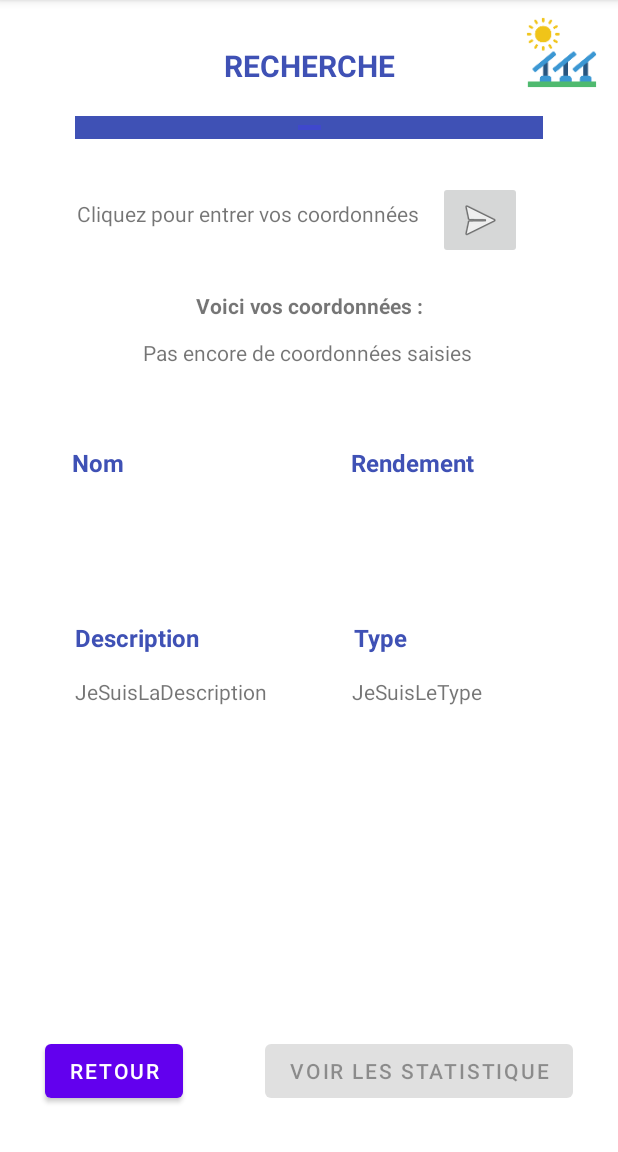
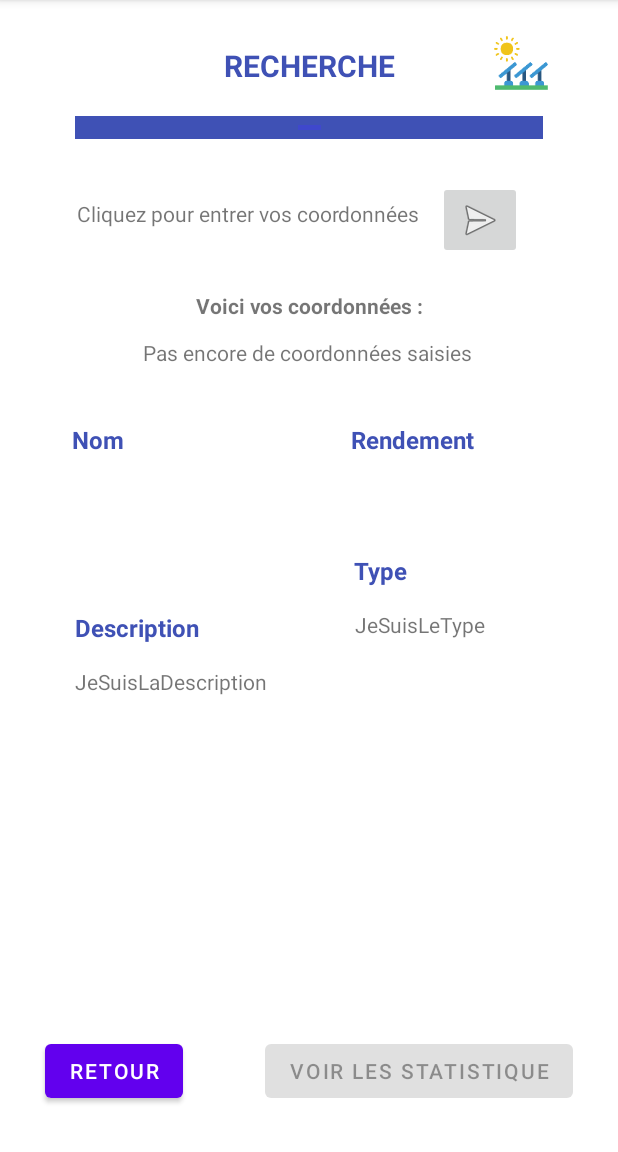
Before and after one commit to TeoAsseline/SolarSoluce, an Android app: the RechercheActivity screen opened directly, with no data from a screen before it, on a phone screen of 412 x 824 dp, the part 84-1236 px from its top. Run offline under Robolectric (Android 15) with nearby library versions, the phone set to English and light mode, and no system bars; 4 statements that could not run were skipped.

Commit message:
correction affichage

```diff
--- a/app/src/main/res/layout/recherchesolar.xml
+++ b/app/src/main/res/layout/recherchesolar.xml
@@ -9,7 +9,7 @@
         android:id="@+id/rendementdupanneau"
         android:layout_width="wrap_content"
         android:layout_height="wrap_content"
-        android:layout_marginTop="145dp"
+        android:layout_marginTop="130dp"
         android:layout_marginEnd="96dp"
         android:text="@string/rendement"
         android:textAlignment="textStart"
@@ -64,8 +64,8 @@
 
     <TextView
         android:id="@+id/affichenompanneau"
-        android:layout_width="wrap_content"
-        android:layout_height="wrap_content"
+        android:layout_width="119dp"
+        android:layout_height="68dp"
         android:layout_marginStart="50dp"
         android:layout_marginTop="15dp"
         android:text="@string/jesuislenom"
@@ -74,10 +74,10 @@
 
     <TextView
         android:id="@+id/afficherendementpanneau"
-        android:layout_width="wrap_content"
-        android:layout_height="wrap_content"
+        android:layout_width="149dp"
+        android:layout_height="40dp"
         android:layout_marginTop="15dp"
-        android:layout_marginEnd="57dp"
+        android:layout_marginEnd="30dp"
         android:text="@string/jesuilerendement"
         app:layout_constraintEnd_toEndOf="parent"
         app:layout_constraintTop_toBottomOf="@+id/titredupanneau" />
@@ -87,7 +87,7 @@
         android:layout_width="wrap_content"
         android:layout_height="wrap_content"
         android:layout_marginStart="48dp"
-        android:layout_marginTop="145dp"
+        android:layout_marginTop="130dp"
         android:text="@string/nom"
         android:textAlignment="textStart"
         android:textColor="#3F51B5"
@@ -112,7 +112,7 @@
         android:id="@+id/typedupanneau"
         android:layout_width="wrap_content"
         android:layout_height="wrap_content"
-        android:layout_marginTop="60dp"
+        android:layout_marginTop="10dp"
         android:layout_marginEnd="140dp"
         android:text="@string/type"
         android:textColor="#3F51B5"
@@ -123,10 +123,10 @@
 
     <TextView
         android:id="@+id/affichetypepanneau"
-        android:layout_width="wrap_content"
-        android:layout_height="wrap_content"
+        android:layout_width="115dp"
+        android:layout_height="32dp"
         android:layout_marginTop="15dp"
-        android:layout_marginEnd="90dp"
+        android:layout_marginEnd="60dp"
         android:text="@string/jesuisletype"
         app:layout_constraintEnd_toEndOf="parent"
         app:layout_constraintTop_toBottomOf="@+id/typedupanneau" />
@@ -136,7 +136,7 @@
         android:layout_width="wrap_content"
         android:layout_height="wrap_content"
         android:layout_marginStart="50dp"
-        android:layout_marginTop="60dp"
+        android:layout_marginTop="20dp"
         android:text="@string/description"
         android:textColor="#3F51B5"
         android:textSize="16sp"
@@ -146,8 +146,8 @@
 
     <TextView
         android:id="@+id/affichedescription"
-        android:layout_width="wrap_content"
-        android:layout_height="wrap_content"
+        android:layout_width="323dp"
+        android:layout_height="58dp"
         android:layout_marginStart="50dp"
         android:layout_marginTop="15dp"
         android:text="@string/jesuisladescription"
@@ -156,9 +156,10 @@
 
     <ImageView
         android:id="@+id/panneauinfo"
-        android:layout_width="67dp"
-        android:layout_height="70dp"
-        android:layout_marginEnd="4dp"
+        android:layout_width="73dp"
+        android:layout_height="52dp"
+        android:layout_marginTop="16dp"
+        android:layout_marginEnd="28dp"
         android:contentDescription="@string/photo_representant_un_panneau"
         app:layout_constraintEnd_toEndOf="parent"
         app:layout_constraintTop_toTopOf="parent"
--- a/app/src/main/res/layout/statsolar.xml
+++ b/app/src/main/res/layout/statsolar.xml
@@ -20,7 +20,7 @@
         android:layout_width="0dp"
         android:layout_height="15dp"
         android:layout_marginStart="50dp"
-        android:layout_marginTop="30dp"
+        android:layout_marginTop="15dp"
         android:layout_marginEnd="50dp"
         android:background="#3F51B5"
         android:contentDescription="@string/lignetitre"
@@ -36,7 +36,7 @@
         android:layout_width="wrap_content"
         android:layout_height="wrap_content"
         android:layout_marginStart="150dp"
-        android:layout_marginTop="60dp"
+        android:layout_marginTop="20dp"
         android:layout_marginEnd="150dp"
         android:text="@string/statistique"
         android:textColor="#3F51B5"
@@ -108,7 +108,7 @@
         android:layout_width="wrap_content"
         android:layout_height="wrap_content"
         android:layout_marginStart="110dp"
-        android:layout_marginTop="45dp"
+        android:layout_marginTop="25dp"
         android:layout_marginEnd="111dp"
         android:text="@string/production_vos_coordonn_es"
         app:layout_constraintEnd_toEndOf="parent"
```
